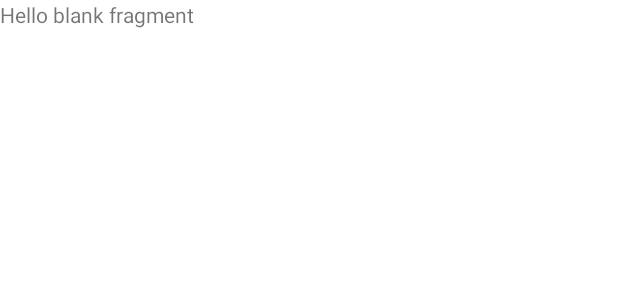
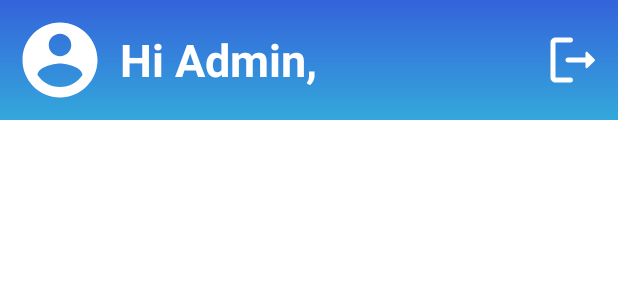
Before and after one commit to Iam-Karan/SnowRemoverAndroid, an Android app: the layout fragment_admin_orders.xml on its own in the app's theme, with its tools: preview values and no code run, on a phone screen of 412 x 824 dp. Shown: the top 300 px of the screen. Run offline under Robolectric (Android 15) with nearby library versions, the phone set to English and light mode, and no system bars.

Commit message:
Some Minor Bug Fixed!

```diff
--- a/app/src/main/java/com/snowremover/snowremoverandroid/MainActivity.java
+++ b/app/src/main/java/com/snowremover/snowremoverandroid/MainActivity.java
@@ -39,9 +39,8 @@ public class MainActivity extends AppCompatActivity {
                                 DocumentSnapshot document = task.getResult();
                                 assert document != null;
                                 if (document.exists()) {
-                                    String type =  Objects.requireNonNull(document.getData().get("type")).toString();
+                                    String type =  document.getData().get("type").toString();
                                     if(type.equals("Admin")){
-                                        Toast.makeText(getApplicationContext(), "Welcome Admin!", Toast.LENGTH_LONG).show();
                                         Intent intent = new Intent(getBaseContext(), AdminMainActivity.class);
                                         startActivity(intent);
                                     }else{
--- a/app/src/main/java/com/snowremover/snowremoverandroid/SignInScreen.java
+++ b/app/src/main/java/com/snowremover/snowremoverandroid/SignInScreen.java
@@ -125,7 +125,7 @@ public class SignInScreen extends AppCompatActivity {
                     DocumentSnapshot document = task.getResult();
                     assert document != null;
                     if (document.exists()) {
-                        String type =  Objects.requireNonNull(document.getData().get("type")).toString();
+                        String type =  document.getData().get("type").toString();
                         if(type.equals("Admin")){
                             Toast.makeText(getApplicationContext(), "Welcome Admin!", Toast.LENGTH_LONG).show();
                             Intent intent = new Intent(getBaseContext(), AdminMainActivity.class);
@@ -199,7 +199,7 @@ public class SignInScreen extends AppCompatActivity {
                                         userGoogle.put("firstName", name);
                                         userGoogle.put("email", email);
                                         userGoogle.put("uid", userId);
-
+                                        userGoogle.put("type", "Customer");
 
                                         documentReference.set(userGoogle).addOnSuccessListener(unused -> {
                                             Toast.makeText(getApplicationContext(), "Login successfully!", Toast.LENGTH_LONG).show();
--- a/app/src/main/java/com/snowremover/snowremoverandroid/SignUpScreen.java
+++ b/app/src/main/java/com/snowremover/snowremoverandroid/SignUpScreen.java
@@ -188,6 +188,7 @@ public class SignUpScreen extends AppCompatActivity {
                 user.put("firstName", name);
                 user.put("email", email);
                 user.put("uid", uId);
+                user.put("type", "Customer");
 
                 documentReference.set(user).addOnSuccessListener(unused -> {
                     Toast.makeText(getApplicationContext(), "Sign Up successfully!", Toast.LENGTH_LONG).show();
@@ -258,7 +259,7 @@ public class SignUpScreen extends AppCompatActivity {
                                         userGoogle.put("firstName", name);
                                         userGoogle.put("email", email);
                                         userGoogle.put("uid", userId);
-
+                                        userGoogle.put("type", "Customer");
 
                                         documentReference.set(userGoogle).addOnSuccessListener(unused -> {
                                             Toast.makeText(getApplicationContext(), "Login successfully!", Toast.LENGTH_LONG).show();
--- a/app/src/main/java/com/snowremover/snowremoverandroid/UserProfileActivity.java
+++ b/app/src/main/java/com/snowremover/snowremoverandroid/UserProfileActivity.java
@@ -67,12 +67,12 @@ public class UserProfileActivity extends AppCompatActivity {
         });
 
         backButton.setOnClickListener(view -> {
-            Intent intent = new Intent(getBaseContext(), HomeScreen.class);
-            startActivity(intent);
+            onBackPressed();
         });
         logoutButton.setOnClickListener(view -> {
             FirebaseAuth.getInstance().signOut();
-            Intent intent = new Intent(getBaseContext(), HomeScreen.class);
+            Toast.makeText(getApplicationContext(), "Sign out successfully!", Toast.LENGTH_LONG).show();
+            Intent intent = new Intent(getApplicationContext(), HomeScreen.class);
             startActivity(intent);
         });
 
--- a/app/src/main/res/layout/fragment_admin_orders.xml
+++ b/app/src/main/res/layout/fragment_admin_orders.xml
@@ -1,14 +1,53 @@
 <?xml version="1.0" encoding="utf-8"?>
-<FrameLayout xmlns:android="http://schemas.android.com/apk/res/android"
+<RelativeLayout xmlns:android="http://schemas.android.com/apk/res/android"
     xmlns:tools="http://schemas.android.com/tools"
     android:layout_width="match_parent"
     android:layout_height="match_parent"
     tools:context=".admin.ui.AdminOrdersFragment">
 
-    <!-- TODO: Update blank fragment layout -->
-    <TextView
+    <LinearLayout
         android:layout_width="match_parent"
-        android:layout_height="match_parent"
-        android:text="@string/hello_blank_fragment" />
+        android:layout_height="80dp"
+        android:orientation="horizontal"
+        android:background="@drawable/card_background"
+        android:gravity="center_vertical">
 
-</FrameLayout>
+        <LinearLayout
+            android:id="@+id/user_profile_layout"
+            android:layout_width="0dp"
+            android:layout_height="match_parent"
+            android:orientation="horizontal"
+            android:layout_weight="1"
+            android:gravity="center_vertical">
+            <ImageView
+                android:layout_width="60dp"
+                android:layout_height="60dp"
+                android:src="@drawable/ic_round_account_circle_24"
+                android:layout_marginLeft="10dp"/>
+
+            <TextView
+                android:id="@+id/order_user_name"
+                android:layout_weight="1"
+                android:layout_width="0dp"
+                android:layout_height="wrap_content"
+                android:text="Hi Admin,"
+                android:textSize="30sp"
+                android:textStyle="bold"
+                android:textColor="@color/white"
+                android:layout_marginLeft="10dp"
+                android:layout_marginRight="20dp"/>
+
+            <ImageButton
+                android:clickable="true"
+                android:id="@+id/admin_signout"
+                android:background="@android:color/transparent"
+                android:layout_width="40dp"
+                android:layout_height="40dp"
+                android:scaleType="centerCrop"
+                android:layout_marginRight="10dp"
+                android:src="@drawable/ic_round_logout_24" />
+        </LinearLayout>
+
+    </LinearLayout>
+
+</RelativeLayout>
```
Also changed, not shown: app/src/main/java/com/snowremover/snowremoverandroid/admin/ui/AdminOrdersFragment.java (+70 -1 lines), app/src/main/java/com/snowremover/snowremoverandroid/ui/order/OrderFragment.java (+3 -6 lines).
